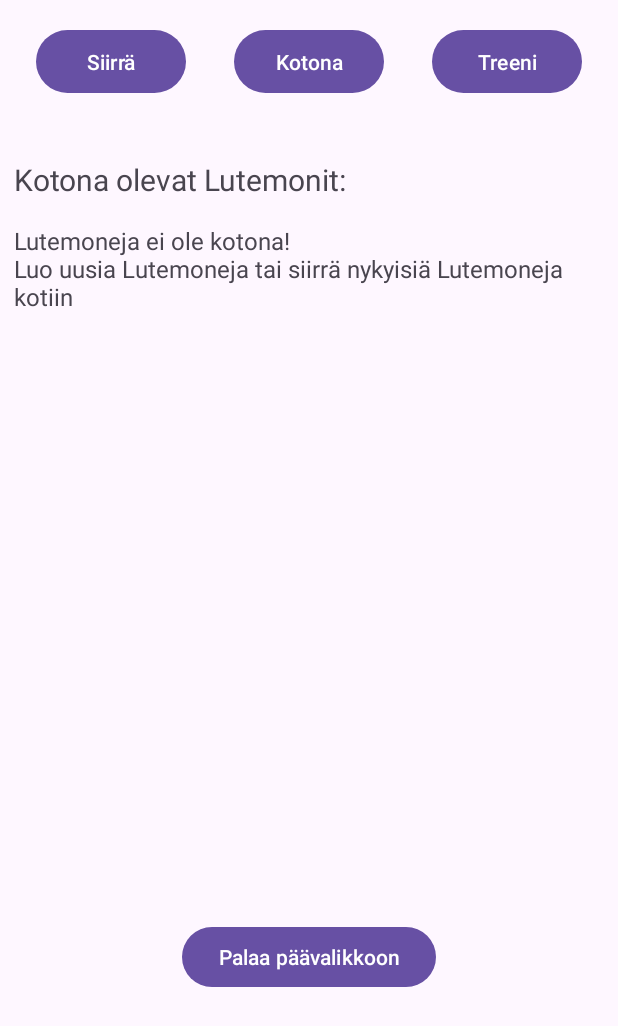
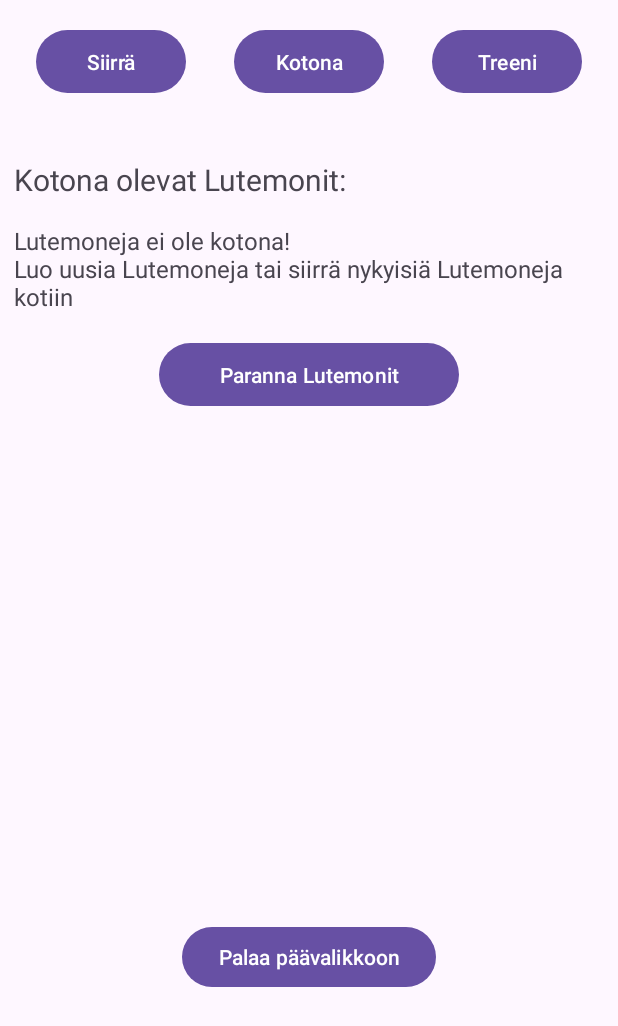
Before and after one commit to aaboeh/Lutemon, an Android app: the fragment HomeFragment placed in its activity, on a phone screen of 412 x 824 dp. Shown: the top 1026 px of the screen. Run offline under Robolectric (Android 15) with nearby library versions, the phone set to English and light mode, and no system bars.

Commit message:
Some fixes

```diff
--- a/app/src/main/java/com/example/ht/Fragments/HomeFragment.java
+++ b/app/src/main/java/com/example/ht/Fragments/HomeFragment.java
@@ -7,6 +7,7 @@ import androidx.fragment.app.Fragment;
 import android.view.LayoutInflater;
 import android.view.View;
 import android.view.ViewGroup;
+import android.widget.Button;
 import android.widget.TextView;
 
 import com.example.ht.Lutemon;
@@ -15,11 +16,13 @@ import com.example.ht.Storage;
 
 public class HomeFragment extends Fragment {
     private TextView homeLutemonText;
+    private Button healLutemonButton;
     @Override
     public View onCreateView(LayoutInflater inflater, ViewGroup container, Bundle savedInstanceState) {
         View view = inflater.inflate(R.layout.fragment_home, container, false);
 
         homeLutemonText = view.findViewById(R.id.HomeLutemonText);
+        healLutemonButton = view.findViewById(R.id.HealLutemonButton);
         StringBuilder homeLutemons = new StringBuilder();
         boolean lutemonsAtHome = false;
 
@@ -36,6 +39,14 @@ public class HomeFragment extends Fragment {
             homeLutemonText.setText(homeLutemons.toString());
         }
 
+        healLutemonButton.setOnClickListener(v -> {
+            for (Lutemon lutemon : Storage.getInstance().getLutemons()) {
+                if (lutemon.isAtHome()) {
+                    lutemon.setHealth(lutemon.getMaxHealth());
+                }
+            }
+        });
+
         return view;
     }
 }
--- a/app/src/main/res/layout/fragment_home.xml
+++ b/app/src/main/res/layout/fragment_home.xml
@@ -23,4 +23,12 @@
         android:layout_marginTop="16dp"
         android:text="Lutemon1"
         android:textSize="16sp" />
+
+    <Button
+        android:id="@+id/HealLutemonButton"
+        android:layout_width="200dp"
+        android:layout_height="50dp"
+        android:layout_marginTop="16dp"
+        android:layout_gravity="center_horizontal"
+        android:text="Paranna Lutemonit" />
 </LinearLayout>
```
Also changed, not shown: app/src/main/java/com/example/ht/FightLutemonActivity.java (+27 -18 lines).
